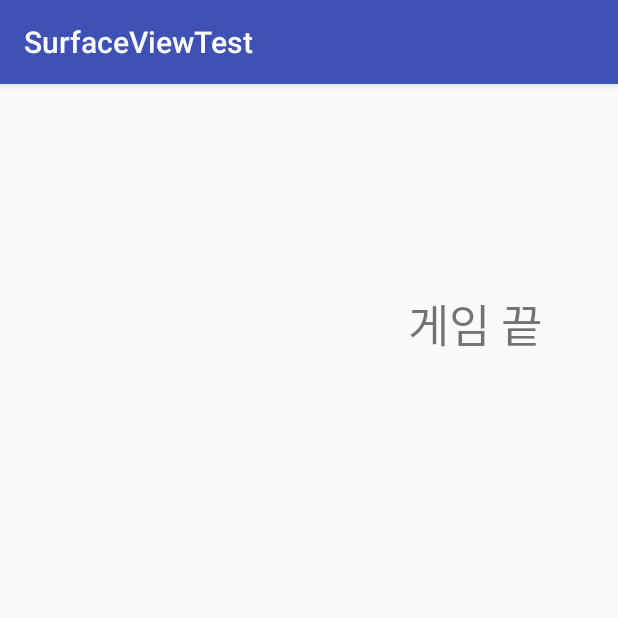
After one commit to huginn90/RunningGame, an Android app: the GameoverActivity screen opened directly, with no data from a screen before it, on a phone screen of 412 x 824 dp, the top half of it. The commit adds this screen. Run offline under Robolectric (Android 15) with nearby library versions, the light colour scheme and no system bars.

Commit message:
게임 종료화면 추가. 캐릭터가 바닥에 닿으면 게임 종료.

```diff
--- a/app/src/main/AndroidManifest.xml
+++ b/app/src/main/AndroidManifest.xml
@@ -9,7 +9,8 @@
         android:roundIcon="@mipmap/ic_launcher_round"
         android:supportsRtl="true"
         android:theme="@style/AppTheme">
-        <activity android:name=".MainActivity"
+        <activity
+            android:name=".MainActivity"
             android:screenOrientation="landscape">
             <intent-filter>
                 <action android:name="android.intent.action.MAIN" />
@@ -17,6 +18,7 @@
                 <category android:name="android.intent.category.LAUNCHER" />
             </intent-filter>
         </activity>
+        <activity android:name=".GameoverActivity"></activity>
     </application>
 
 </manifest>
--- a/app/src/main/java/com/iot/surfaceviewtest/Entity.java
+++ b/app/src/main/java/com/iot/surfaceviewtest/Entity.java
@@ -87,7 +87,7 @@ class Entity {
         canvas.drawBitmap(image, rectSrc, rectDst, paint);
     }
 
-    public void move(Rect rectFrame) {
+    public void move() {
         position.x+=speed.x;
         position.y+=speed.y;
     }
--- a/app/src/main/java/com/iot/surfaceviewtest/GameView.java
+++ b/app/src/main/java/com/iot/surfaceviewtest/GameView.java
@@ -15,9 +15,11 @@ import static android.content.ContentValues.TAG;
 public class GameView extends SurfaceView implements SurfaceHolder.Callback {
 
     GameThread gameThread = null;
+    Context context;
 
     public GameView(Context context) {
         super(context);
+        this.context = context;
         SurfaceHolder holder = getHolder();
         holder.addCallback(this);
 
@@ -26,7 +28,7 @@ public class GameView extends SurfaceView implements SurfaceHolder.Callback {
     @Override
     public void surfaceCreated(SurfaceHolder holder) {
         gameThread = new GameThread(holder, getResources());
-        gameThread.on();
+        gameThread.on(context);
     }
 
     @Override
--- /dev/null
+++ b/app/src/main/java/com/iot/surfaceviewtest/GameoverActivity.java
@@ -0,0 +1,13 @@
+package com.iot.surfaceviewtest;
+
+import android.support.v7.app.AppCompatActivity;
+import android.os.Bundle;
+
+public class GameoverActivity extends AppCompatActivity {
+
+    @Override
+    protected void onCreate(Bundle savedInstanceState) {
+        super.onCreate(savedInstanceState);
+        setContentView(R.layout.activity_gameover);
+    }
+}
--- a/app/src/main/java/com/iot/surfaceviewtest/MainActivity.java
+++ b/app/src/main/java/com/iot/surfaceviewtest/MainActivity.java
@@ -1,6 +1,7 @@
 package com.iot.surfaceviewtest;
 
 import android.app.Activity;
+import android.content.Intent;
 import android.os.Bundle;
 import android.view.Window;
 
--- /dev/null
+++ b/app/src/main/res/layout/activity_gameover.xml
@@ -0,0 +1,19 @@
+<?xml version="1.0" encoding="utf-8"?>
+<android.support.constraint.ConstraintLayout xmlns:android="http://schemas.android.com/apk/res/android"
+    xmlns:app="http://schemas.android.com/apk/res-auto"
+    xmlns:tools="http://schemas.android.com/tools"
+    android:layout_width="match_parent"
+    android:layout_height="match_parent"
+    tools:context="com.iot.surfaceviewtest.GameoverActivity">
+
+    <TextView
+        android:id="@+id/textView"
+        android:layout_width="wrap_content"
+        android:layout_height="wrap_content"
+        android:text="게임 끝"
+        android:textSize="30dp"
+        app:layout_constraintTop_toTopOf="parent"
+        android:layout_marginTop="137dp"
+        android:layout_marginLeft="272dp"
+        app:layout_constraintLeft_toLeftOf="parent" />
+</android.support.constraint.ConstraintLayout>
```
Also changed, not shown: app/src/main/java/com/iot/surfaceviewtest/Character.java (+24 -7 lines), app/src/main/java/com/iot/surfaceviewtest/GameThread.java (+19 -18 lines).
